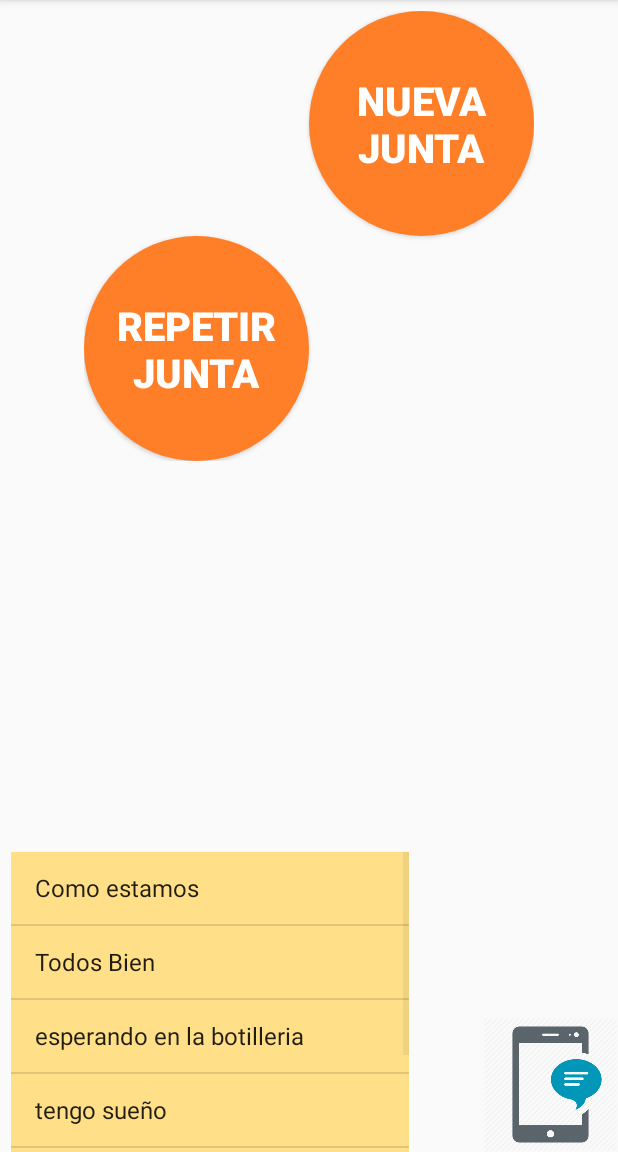
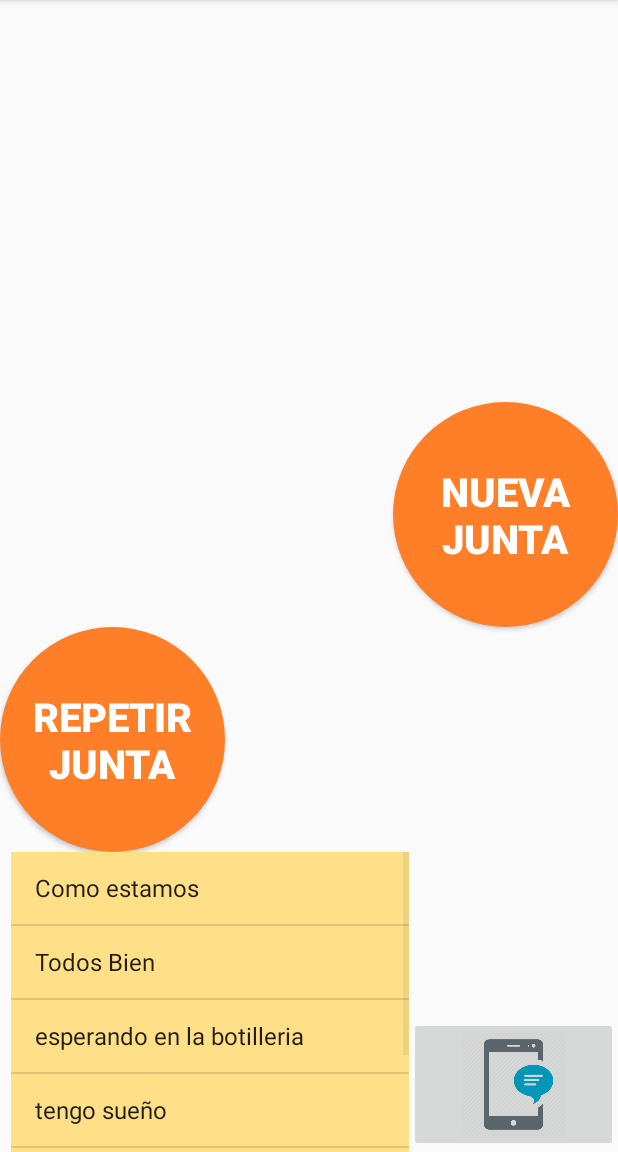
Before and after one commit to NecroKorn/juntacion, an Android app: the MainActivity screen opened directly, with no data from a screen before it, on a phone screen of 412 x 824 dp, the part 84-1236 px from its top. Run offline under Robolectric (Android 15) with nearby library versions, the phone set to English and light mode, and no system bars.

```diff
--- a/app/src/main/java/cl/darkcity/vv/juntacion/DetalleJuntaActivity.java
+++ b/app/src/main/java/cl/darkcity/vv/juntacion/DetalleJuntaActivity.java
@@ -40,6 +40,8 @@ public class DetalleJuntaActivity extends AppCompatActivity {
         // Set The Adapter
         lsvAmigos.setAdapter(arrayAdapter);
 
+        arrayAdapter.notifyDataSetChanged();
+
         // register onClickListener to handle click events on each item
         lsvAmigos.setOnItemClickListener(new AdapterView.OnItemClickListener()
         {
--- a/app/src/main/res/layout/activity_main.xml
+++ b/app/src/main/res/layout/activity_main.xml
@@ -5,11 +5,13 @@
 
     <!--Accesos principales - btns circulares-->
     <RelativeLayout
-        android:layout_width="300dp"
-        android:layout_height="300dp"
+        android:layout_width="match_parent"
+        android:layout_height="wrap_content"
         android:layout_alignParentTop="true"
         android:layout_centerHorizontal="true"
-        android:layout_marginTop="7dp">
+        android:layout_marginTop="7dp"
+        android:layout_above="@+id/esta_pasando"
+        >
 
         <!--ID @+id/btn_nueva_junta-->
         <Button
@@ -41,10 +43,10 @@
 
     <!--caja con sugerencias y actividad de contactos-->
     <LinearLayout
-        android:id="@+id/esta_pasando"
+        android:id="@id/esta_pasando"
         android:layout_width="265dp"
         android:layout_height="200dp"
-        android:layout_marginLeft="7dp"
+        android:layout_marginStart="7dp"
         android:layout_alignParentBottom="true"
         android:layout_alignParentStart="true"
         android:background="#ffdf88"
@@ -60,12 +62,15 @@
 
 
     <!--btn a notificaciones-->
-    <Button
-        android:layout_width="90dp"
+
+    <ImageButton
+        android:layout_width="wrap_content"
         android:layout_height="90dp"
         android:layout_alignParentBottom="true"
-        android:layout_alignParentRight="true"
-        android:background="@drawable/mobile_notification_512"
+        android:layout_alignParentEnd="true"
+        android:layout_toRightOf="@id/esta_pasando"
+        android:src="@drawable/mobile_notification_512"
+        android:scaleType="fitCenter"
         />
 
 </RelativeLayout>
```
